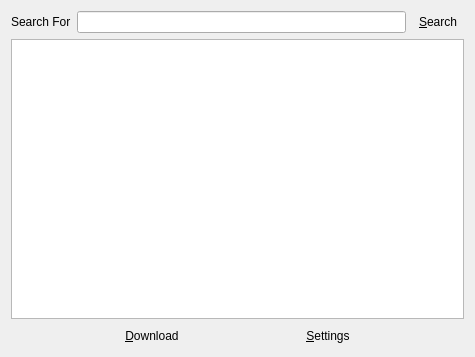
This is ui/searchdialog.ui in shaan7/Kapotah as Qt 5 draws it before an edit. The edited form follows.
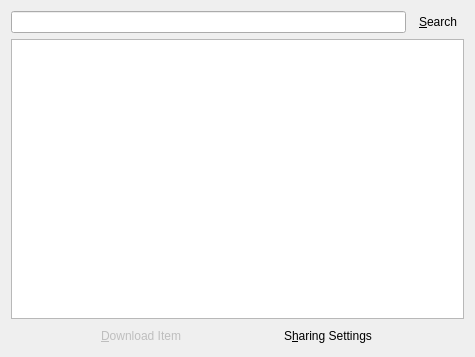
This is the edited form. Icons and pictures are not drawn.

What changed in the file:
```diff
--- a/ui/searchdialog.ui
+++ b/ui/searchdialog.ui
@@ -16,13 +16,6 @@
   <layout class="QVBoxLayout" name="verticalLayout">
    <item>
     <layout class="QHBoxLayout" name="horizontalLayout">
-     <item>
-      <widget class="QLabel" name="label">
-       <property name="text">
-        <string>Search For</string>
-       </property>
-      </widget>
-     </item>
      <item>
       <widget class="QLineEdit" name="searchPatternEdit"/>
      </item>
@@ -45,22 +38,57 @@
     <layout class="QHBoxLayout" name="horizontalLayout_2">
      <item>
       <widget class="QToolButton" name="downloadButton">
+       <property name="enabled">
+        <bool>false</bool>
+       </property>
        <property name="text">
-        <string>&amp;Download</string>
+        <string>&amp;Download Item</string>
+       </property>
+       <property name="icon">
+        <iconset resource="../systray.qrc">
+         <normaloff>:/images/download.png</normaloff>:/images/download.png</iconset>
+       </property>
+       <property name="iconSize">
+        <size>
+         <width>32</width>
+         <height>32</height>
+        </size>
+       </property>
+       <property name="toolButtonStyle">
+        <enum>Qt::ToolButtonFollowStyle</enum>
        </property>
        <property name="autoRaise">
         <bool>true</bool>
        </property>
+       <property name="arrowType">
+        <enum>Qt::NoArrow</enum>
+       </property>
       </widget>
      </item>
      <item>
       <widget class="QToolButton" name="settingsButton">
        <property name="text">
-        <string>&amp;Settings</string>
+        <string>S&amp;haring Settings</string>
+       </property>
+       <property name="icon">
+        <iconset resource="../systray.qrc">
+         <normaloff>:/images/folder-development.png</normaloff>:/images/folder-development.png</iconset>
+       </property>
+       <property name="iconSize">
+        <size>
+         <width>32</width>
+         <height>32</height>
+        </size>
+       </property>
+       <property name="toolButtonStyle">
+        <enum>Qt::ToolButtonFollowStyle</enum>
        </property>
        <property name="autoRaise">
         <bool>true</bool>
        </property>
+       <property name="arrowType">
+        <enum>Qt::NoArrow</enum>
+       </property>
       </widget>
      </item>
     </layout>
```
Left out of the diff: 17 changed lines with no effect on the pictures.
